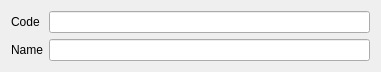
First picture: the form in Editors/c5cashname.ui, repository End1-1/Cafe5, before the edit.
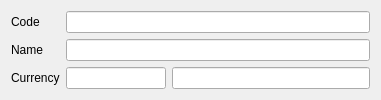
Second picture: the form after the edit. Custom widgets are drawn as their Qt base class.

Patch:
```diff
--- a/Editors/c5cashname.ui
+++ b/Editors/c5cashname.ui
@@ -7,7 +7,7 @@
     <x>0</x>
     <y>0</y>
     <width>381</width>
-    <height>64</height>
+    <height>90</height>
    </rect>
   </property>
   <property name="windowTitle">
@@ -21,7 +21,51 @@
      </property>
     </widget>
    </item>
-   <item row="0" column="1">
+   <item row="2" column="1">
+    <widget class="C5LineEditWithSelector" name="leCurr">
+     <property name="maximumSize">
+      <size>
+       <width>100</width>
+       <height>16777215</height>
+      </size>
+     </property>
+     <property name="Field" stdset="0">
+      <string>f_currency</string>
+     </property>
+    </widget>
+   </item>
+   <item row="1" column="0">
+    <widget class="QLabel" name="label_2">
+     <property name="text">
+      <string>Name</string>
+     </property>
+    </widget>
+   </item>
+   <item row="2" column="0">
+    <widget class="QLabel" name="label_3">
+     <property name="text">
+      <string>Currency</string>
+     </property>
+    </widget>
+   </item>
+   <item row="2" column="2">
+    <widget class="C5LineEditWithSelector" name="leCurrName">
+     <property name="FieldRef" stdset="0">
+      <string>f_currencyname</string>
+     </property>
+    </widget>
+   </item>
+   <item row="1" column="1" colspan="2">
+    <widget class="C5LineEditWithSelector" name="lineEdit_2">
+     <property name="Field" stdset="0">
+      <string>f_name</string>
+     </property>
+     <property name="First" stdset="0">
+      <bool>true</bool>
+     </property>
+    </widget>
+   </item>
+   <item row="0" column="1" colspan="2">
     <widget class="C5LineEditWithSelector" name="leCode">
      <property name="enabled">
       <bool>true</bool>
@@ -40,23 +84,6 @@
      </property>
     </widget>
    </item>
-   <item row="1" column="0">
-    <widget class="QLabel" name="label_2">
-     <property name="text">
-      <string>Name</string>
-     </property>
-    </widget>
-   </item>
-   <item row="1" column="1">
-    <widget class="C5LineEditWithSelector" name="lineEdit_2">
-     <property name="Field" stdset="0">
-      <string>f_name</string>
-     </property>
-     <property name="First" stdset="0">
-      <bool>true</bool>
-     </property>
-    </widget>
-   </item>
   </layout>
  </widget>
  <customwidgets>
```
